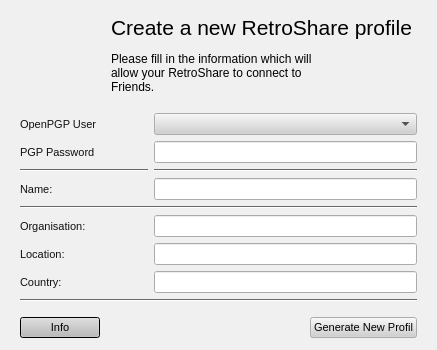
Before: the Qt Designer form retroshare-gui/src/gui/GenCertDialog.ui in RetroShare/RetroShare, drawn with Qt 5.
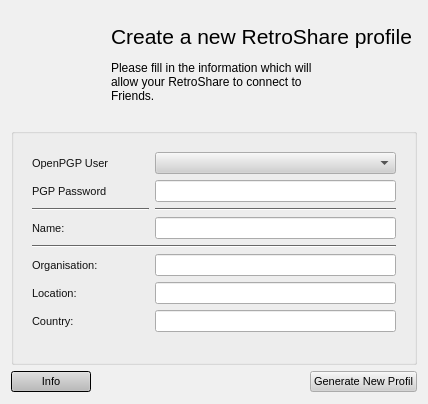
After: the same form once the commit is applied. Icons and pictures are not drawn.

Commit message: fixed layout design

```diff
--- a/retroshare-gui/src/gui/GenCertDialog.ui
+++ b/retroshare-gui/src/gui/GenCertDialog.ui
@@ -6,8 +6,8 @@
    <rect>
     <x>0</x>
     <y>0</y>
-    <width>437</width>
-    <height>350</height>
+    <width>428</width>
+    <height>404</height>
    </rect>
   </property>
   <property name="sizePolicy">
@@ -512,10 +512,11 @@
    <iconset resource="images.qrc">
     <normaloff>:/images/rstray3.png</normaloff>:/images/rstray3.png</iconset>
   </property>
-  <layout class="QGridLayout" name="gridLayout_3">
-   <item row="0" column="0">
-    <layout class="QGridLayout" name="gridLayout_2">
-     <item row="0" column="0">
+  <layout class="QGridLayout" name="gridLayout">
+   <property name="topMargin">
+    <number>6</number>
+   </property>
+   <item row="0" column="0" colspan="3">
       <widget class="QLabel" name="loginLabel">
        <property name="sizePolicy">
         <sizepolicy hsizetype="Preferred" vsizetype="Fixed">
@@ -523,6 +524,12 @@
          <verstretch>0</verstretch>
         </sizepolicy>
        </property>
+     <property name="minimumSize">
+      <size>
+       <width>0</width>
+       <height>116</height>
+      </size>
+     </property>
        <property name="maximumSize">
         <size>
          <width>16777215</width>
@@ -1014,7 +1021,13 @@
        </property>
       </widget>
      </item>
-     <item row="1" column="0">
+   <item row="1" column="0" colspan="3">
+    <widget class="QGroupBox" name="groupBox">
+     <property name="title">
+      <string/>
+     </property>
+     <layout class="QGridLayout" name="gridLayout_2">
+      <item row="0" column="0">
       <layout class="QGridLayout">
        <property name="margin">
         <number>9</number>
@@ -1069,13 +1082,6 @@
        <item row="8" column="1" colspan="2">
         <widget class="QLineEdit" name="genCountry"/>
        </item>
-       <item row="9" column="0" colspan="3">
-        <widget class="Line" name="line_2">
-         <property name="orientation">
-          <enum>Qt::Horizontal</enum>
-         </property>
-        </widget>
-       </item>
        <item row="0" column="1" colspan="2">
         <widget class="QComboBox" name="genPGPuser"/>
        </item>
@@ -1114,49 +1120,50 @@
          </property>
         </widget>
        </item>
-      </layout>
+        <item row="9" column="1">
+         <spacer name="verticalSpacer">
+          <property name="orientation">
+           <enum>Qt::Vertical</enum>
+          </property>
+          <property name="sizeHint" stdset="0">
+           <size>
+            <width>20</width>
+            <height>40</height>
+           </size>
+          </property>
+         </spacer>
+        </item>
+       </layout>
+      </item>
+     </layout>
+    </widget>
      </item>
      <item row="2" column="0">
-      <layout class="QGridLayout" name="gridLayout">
-       <property name="sizeConstraint">
-        <enum>QLayout::SetFixedSize</enum>
-       </property>
-       <property name="leftMargin">
-        <number>9</number>
-       </property>
-       <property name="rightMargin">
-        <number>9</number>
-       </property>
-       <item row="0" column="0">
         <widget class="QPushButton" name="infopushButton">
          <property name="text">
           <string>Info</string>
          </property>
         </widget>
        </item>
-       <item row="0" column="1">
+   <item row="2" column="1">
         <spacer>
          <property name="orientation">
           <enum>Qt::Horizontal</enum>
          </property>
          <property name="sizeHint" stdset="0">
           <size>
-           <width>206</width>
+       <width>210</width>
            <height>22</height>
           </size>
          </property>
         </spacer>
        </item>
-       <item row="0" column="2">
+   <item row="2" column="2">
         <widget class="QPushButton" name="genButton">
          <property name="text">
           <string>Generate New Profil</string>
          </property>
         </widget>
-       </item>
-      </layout>
-     </item>
-    </layout>
    </item>
   </layout>
  </widget>
```
Lines whose indentation alone changed are shown as unchanged.
